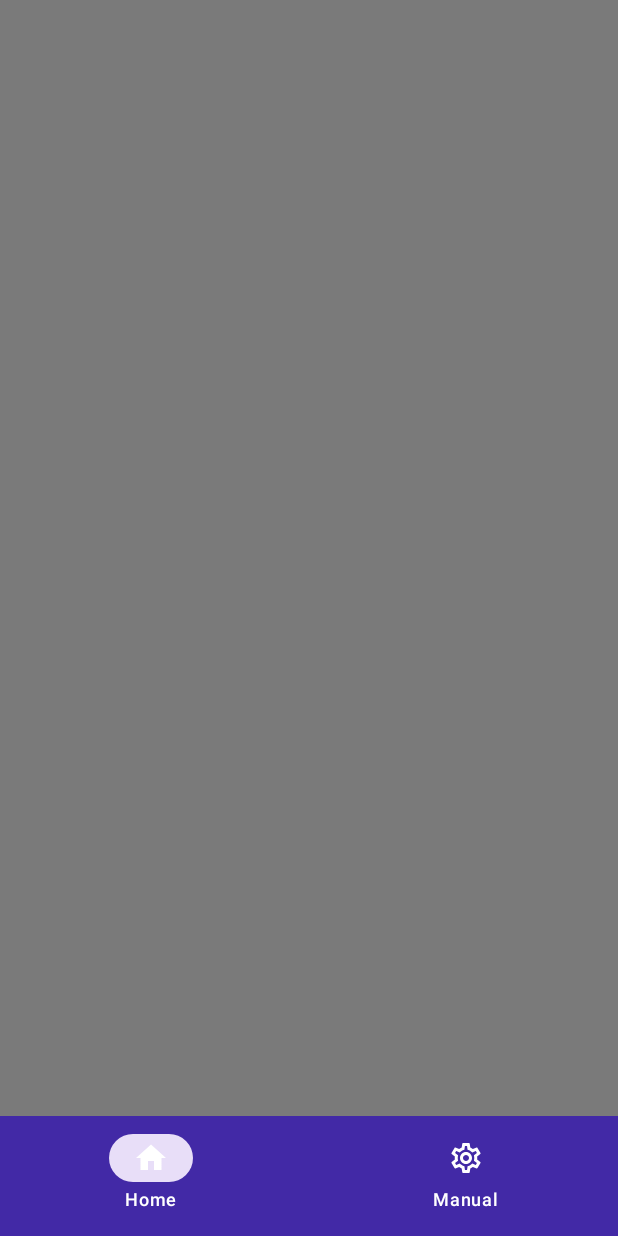
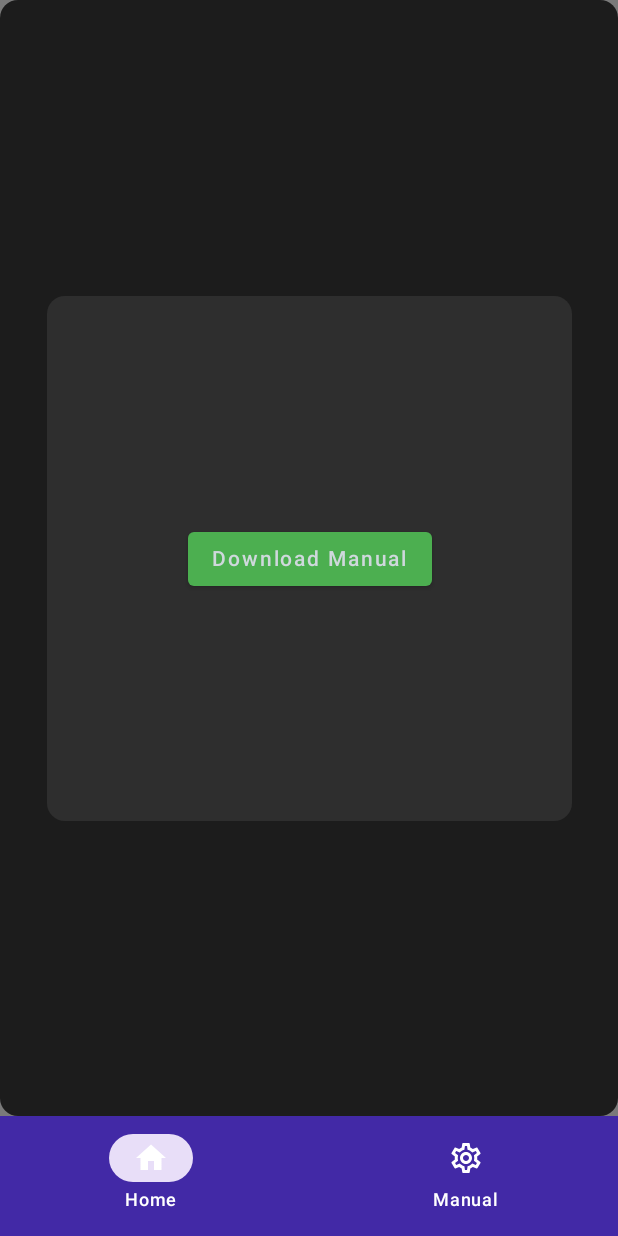
Before and after one commit to CarlosNirari/interactive-appGames, an Android app built with Jetpack Compose: the Manual screen opened through its navigation route, on a phone screen of 412 x 824 dp. Run offline under Robolectric (Android 15) with nearby library versions, the phone set to English and light mode, and no system bars.

Commit message:
Versión lista para salir a producción, se integran las ultimas correcciones en el apartado del módulo de manual. Se realiza un cambio de versión a  v2.1.1 para identificar con mayor facilidad la versión productiva e iniciar con nuevos numeradores.

```diff
--- a/app/build.gradle.kts
+++ b/app/build.gradle.kts
@@ -15,8 +15,8 @@ android {
         applicationId = "com.interactive.appgames"
         minSdk = 29
         targetSdk = 34
-        versionCode = 5
-        versionName = "1.5.1"
+        versionCode = 6
+        versionName = "2.1.1"
 
         testInstrumentationRunner = "androidx.test.runner.AndroidJUnitRunner"
     }
--- a/app/src/main/java/com/interactive/appgames/presentation/ui/detail/HomePageDetailView.kt
+++ b/app/src/main/java/com/interactive/appgames/presentation/ui/detail/HomePageDetailView.kt
@@ -99,7 +99,7 @@ fun HomePageDetailView(
         ) {
 
             TopAppBar(
-                title = { Text(if (isPreview) "Game Details" else game.title) },
+                title = { Text(if (isPreview) "Eternal Fury" else game.title) },
                 backgroundColor = MaterialTheme.colors.primary,
                 contentColor = MaterialTheme.colors.onPrimary,
                 navigationIcon = {
--- /dev/null
+++ b/app/src/main/java/com/interactive/appgames/presentation/ui/detail/ManualView.kt
@@ -0,0 +1,87 @@
+package com.interactive.appgames.presentation.ui.detail
+
+import android.content.Intent
+import android.net.Uri
+import androidx.compose.animation.AnimatedVisibility
+import androidx.compose.foundation.Image
+import androidx.compose.foundation.background
+import androidx.compose.foundation.layout.Arrangement
+import androidx.compose.foundation.layout.Box
+import androidx.compose.foundation.layout.Column
+import androidx.compose.foundation.layout.Spacer
+import androidx.compose.foundation.layout.fillMaxSize
+import androidx.compose.foundation.layout.height
+import androidx.compose.foundation.layout.padding
+import androidx.compose.foundation.layout.size
+import androidx.compose.foundation.shape.RoundedCornerShape
+import androidx.compose.material.ButtonDefaults
+import androidx.compose.material3.Button
+import androidx.compose.material3.CircularProgressIndicator
+import androidx.compose.material3.Text
+import androidx.compose.runtime.Composable
+import androidx.compose.ui.Alignment
+import androidx.compose.ui.Modifier
+import androidx.compose.ui.draw.clip
+import androidx.compose.ui.graphics.Color
+import androidx.compose.ui.res.painterResource
+import androidx.compose.ui.res.stringResource
+import androidx.compose.ui.text.font.FontWeight
+import androidx.compose.ui.text.style.TextAlign
+import androidx.compose.ui.unit.dp
+import androidx.compose.ui.unit.sp
+import com.interactive.appgames.MainApplication.Companion.CONTEXT
+import com.interactive.appgames.R
+
+/**
+ * Creado por: charssanti
+ * Proyecto: appGames
+ * Fecha de Creacion: 17/01/2025
+ */
+
+@Composable
+fun ManualView() {
+    Box(
+        modifier = Modifier
+            .fillMaxSize()
+            /*.padding(padding)*/
+            .background(color = Color(0xFF1C1C1C), shape = RoundedCornerShape(12.dp)),
+        contentAlignment = Alignment.Center
+    ) {
+        Column(
+            horizontalAlignment = Alignment.CenterHorizontally,
+            verticalArrangement = Arrangement.Center,
+            modifier = Modifier.padding(16.dp)
+        ) {
+            Box(
+                modifier = Modifier
+                    .size(350.dp)
+                    .clip(RoundedCornerShape(12.dp))
+                    .background(color = Color(0xFF2E2E2E)),
+                contentAlignment = Alignment.Center
+            ) {
+
+                androidx.compose.material.Button(
+                    onClick = {
+                        val intent = Intent(
+                            Intent.ACTION_VIEW,
+                            Uri.parse("https://github.com/CarlosNirari/interactive-appGames/blob/67214bb424b0542d9e01b0db742845c9470ffe44/app/src/main/assets/Manual.pdf")
+                        )
+                        intent.addFlags(Intent.FLAG_ACTIVITY_NEW_TASK)
+                        CONTEXT?.startActivity(intent)
+                    },
+                    colors = ButtonDefaults.buttonColors(
+                        backgroundColor = Color(
+                            0xFF4CAF50
+                        )
+                    )
+                ) {
+                    androidx.compose.material.Text(
+                        text = stringResource(R.string.download_manual),
+                        color = Color(0xFFCFD8DC),
+                        fontSize = 14.sp
+                    )
+                }
+            }
+        }
+    }
+}
--- a/app/src/main/java/com/interactive/appgames/presentation/ui/navigation/InitPageNavigationView.kt
+++ b/app/src/main/java/com/interactive/appgames/presentation/ui/navigation/InitPageNavigationView.kt
@@ -10,6 +10,7 @@ import androidx.navigation.compose.composable
 import androidx.navigation.compose.rememberNavController
 import com.interactive.appgames.presentation.ui.home.MainViewModel
 import com.interactive.appgames.presentation.ui.common.GetTabsView
+import com.interactive.appgames.presentation.ui.detail.ManualView
 import com.interactive.appgames.presentation.ui.tabs.TabView
 
 /**
@@ -39,7 +40,7 @@ fun InitPageView(mainViewModel: MainViewModel) {
                 }
                 composable(tabBarItem[1].title) {
                     //Logica para pantalla de favoritos
-                    //ManualView()
+                    ManualView()
                 }
             }
         }
--- a/app/src/main/res/values/strings.xml
+++ b/app/src/main/res/values/strings.xml
@@ -14,6 +14,7 @@
     <string name="gallery">Gallery</string>
     <string name="view_free_game">View on FreeToGame</string>
     <string name="visit_web_site">Visit on FreeToGame</string>
+    <string name="download_manual">Download Manual</string>
     <string name="searching_for">Searching for ....</string>
     <string name="title_popup">Edit Game</string>
     <string name="menssage_loading">Loading...</string>
```
